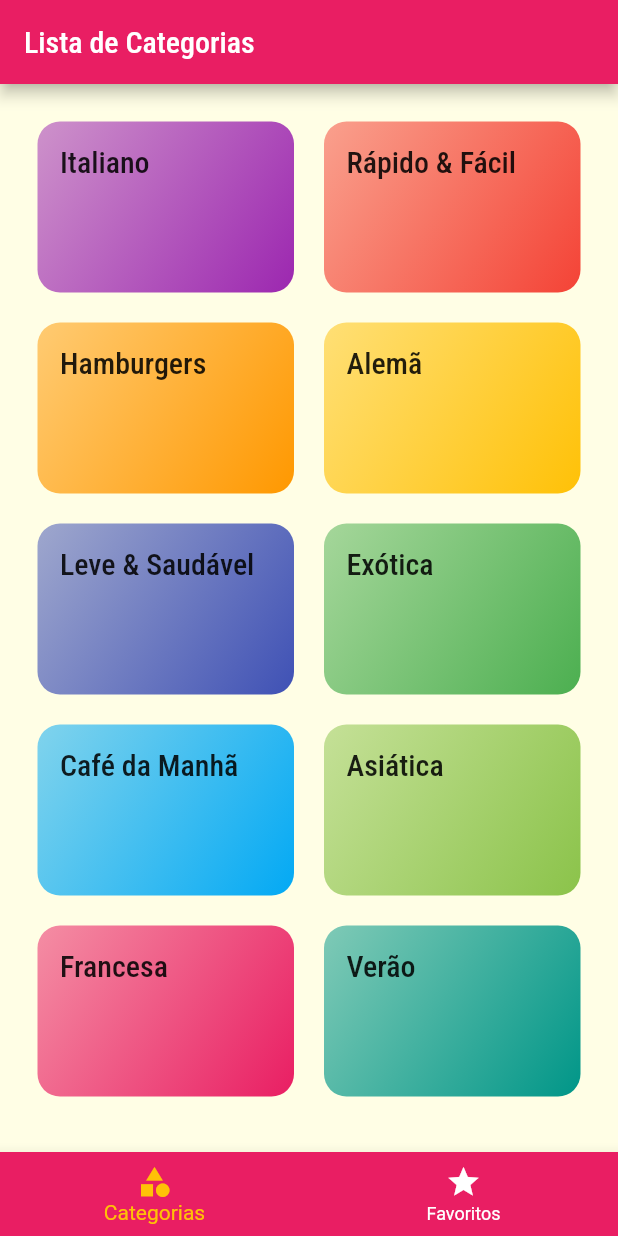
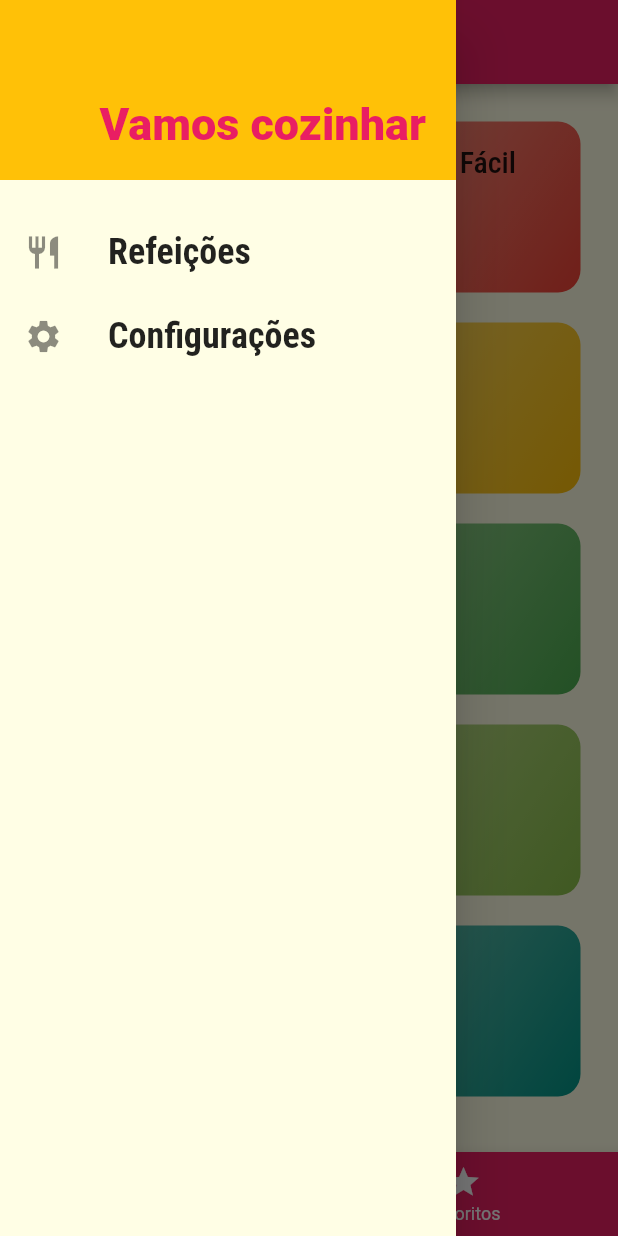
Before and after one commit to Rzirbes/Projeto-Perguntas, a Flutter app: the screen it shows after launch, with the side drawer open (before the commit the screen has no drawer), on a phone screen of 412 x 824 dp. Run offline on Flutter 3.47's test engine with Material 2 defaults, Android fonts, the phone set to English and light mode, and no system bars; project files that could hold a hidden picture were left out.

Commit message:
navegação drawer

```diff
--- /dev/null
+++ b/meals/lib/components/main_drawer.dart
@@ -0,0 +1,62 @@
+import 'package:flutter/material.dart';
+import '../utils/app_routes.dart';
+
+class MainDrawer extends StatelessWidget {
+  const MainDrawer({super.key});
+
+  Widget _createItem(IconData icon, String label, Function() onTap) {
+    return ListTile(
+      leading: Icon(
+        icon,
+        size: 26,
+      ),
+      title: Text(
+        label,
+        style: const TextStyle(
+          fontFamily: 'RobotoCondensed',
+          fontSize: 24,
+          fontWeight: FontWeight.bold,
+        ),
+      ),
+      onTap: onTap,
+    );
+  }
+
+  @override
+  Widget build(BuildContext context) {
+    return Drawer(
+      child: Column(
+        children: <Widget>[
+          Container(
+            height: 120,
+            width: double.infinity,
+            padding: const EdgeInsets.all(20),
+            color: Theme.of(context).colorScheme.secondary,
+            alignment: Alignment.bottomRight,
+            child: Text(
+              'Vamos cozinhar',
+              style: TextStyle(
+                fontWeight: FontWeight.w900,
+                fontSize: 30,
+                color: Theme.of(context).colorScheme.primary,
+              ),
+            ),
+          ),
+          const SizedBox(
+            height: 20,
+          ),
+          _createItem(
+            Icons.restaurant,
+            'Refeições',
+            () => Navigator.of(context).pushNamed(AppRoutes.HOME),
+          ),
+          _createItem(
+            Icons.settings,
+            'Configurações',
+            () => Navigator.of(context).pushNamed(AppRoutes.SETTINGS),
+          )
+        ],
+      ),
+    );
+  }
+}
--- a/meals/lib/main.dart
+++ b/meals/lib/main.dart
@@ -3,6 +3,7 @@
 import 'screens/categories_meals_screnn.dart';
 import 'screens/meal_detail_screen.dart';
 import 'screens/tabs_screen.dart';
+import 'screens/settings_screen.dart';
 import 'utils/app_routes.dart';
 
 void main() => runApp(MyApp());
@@ -33,7 +34,8 @@
       routes: {
         AppRoutes.HOME: (ctx) => const TabsScreen(),
         AppRoutes.CATEGORIES_MEALS: (ctx) => const CategoriesMealsScreen(),
-        AppRoutes.MEAL_DETAIL: (ctx) => const MealDetailScreen()
+        AppRoutes.MEAL_DETAIL: (ctx) => const MealDetailScreen(),
+        AppRoutes.SETTINGS: (ctx) => const SettingsScreen(),
       },
     );
   }
--- /dev/null
+++ b/meals/lib/screens/settings_screen.dart
@@ -0,0 +1,17 @@
+import 'package:flutter/material.dart';
+
+class SettingsScreen extends StatelessWidget {
+  const SettingsScreen({super.key});
+
+  @override
+  Widget build(BuildContext context) {
+    return Scaffold(
+      appBar: AppBar(
+        title: const Text('Configurações'),
+      ),
+      body: const Center(
+        child: Text('Configurações'),
+      ),
+    );
+  }
+}
--- a/meals/lib/screens/tabs_screen.dart
+++ b/meals/lib/screens/tabs_screen.dart
@@ -1,6 +1,7 @@
 import 'package:flutter/material.dart';
 import 'categories_screen.dart';
 import 'favorite_screnn.dart';
+import '../components/main_drawer.dart';
 
 class TabsScreen extends StatefulWidget {
   const TabsScreen({super.key});
@@ -30,6 +31,7 @@
           _screens[_selectedScreenIndex]['title'] as String,
         ),
       ),
+      drawer: const MainDrawer(),
       body: _screens[_selectedScreenIndex]['screen'] as Widget,
       bottomNavigationBar: BottomNavigationBar(
         onTap: _selectScreen,
--- a/meals/lib/utils/app_routes.dart
+++ b/meals/lib/utils/app_routes.dart
@@ -4,4 +4,5 @@
   static const HOME = './';
   static const CATEGORIES_MEALS = '/categories-meals';
   static const MEAL_DETAIL = '/meal-detail';
+  static const SETTINGS = '/settings';
 }
```
